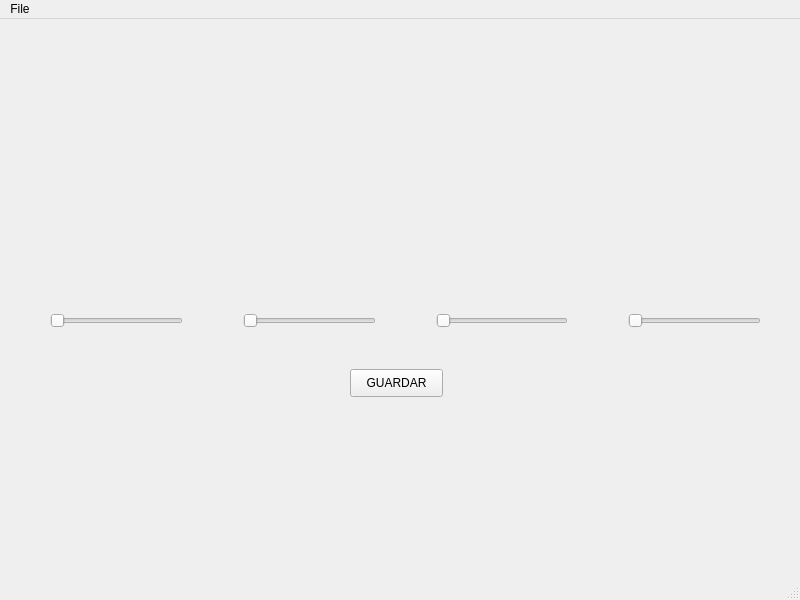
Above: PROYECTOFINAL/INTERFAZ/PROYECTO_BRAZO.ui from GAFong/LAB_MICROS before the change. Below: the same form after it.
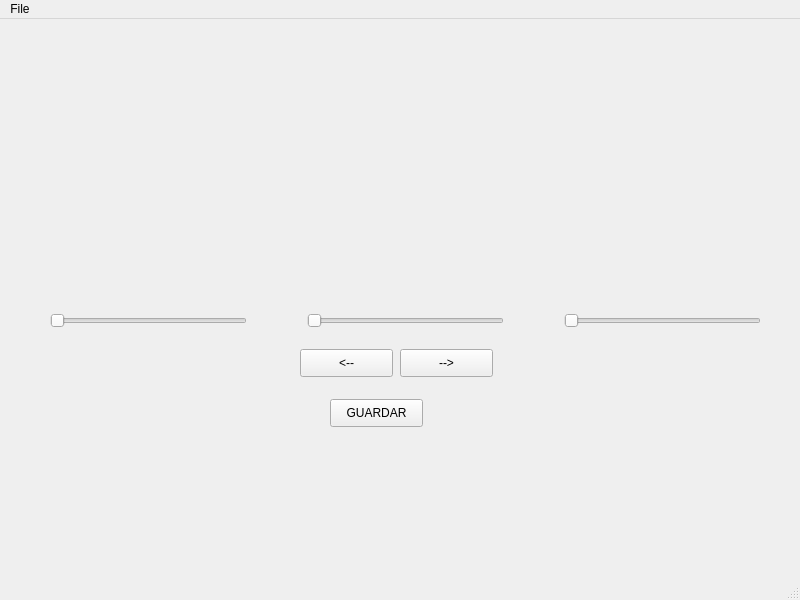
That is the form after the change.

What changed in the file:
```diff
--- a/PROYECTOFINAL/INTERFAZ/PROYECTO_BRAZO.ui
+++ b/PROYECTOFINAL/INTERFAZ/PROYECTO_BRAZO.ui
@@ -17,8 +17,8 @@
    <widget class="QPushButton" name="GUARDAR">
     <property name="geometry">
      <rect>
-      <x>350</x>
-      <y>350</y>
+      <x>330</x>
+      <y>380</y>
       <width>93</width>
       <height>28</height>
      </rect>
@@ -27,7 +27,7 @@
      <string>GUARDAR</string>
     </property>
    </widget>
-   <widget class="QWidget" name="">
+   <widget class="QWidget" name="layoutWidget">
     <property name="geometry">
      <rect>
       <x>50</x>
@@ -70,18 +70,34 @@
        </property>
       </widget>
      </item>
-     <item>
-      <widget class="QSlider" name="Base">
-       <property name="maximum">
-        <number>9</number>
-       </property>
-       <property name="orientation">
-        <enum>Qt::Horizontal</enum>
-       </property>
-      </widget>
-     </item>
     </layout>
    </widget>
+   <widget class="QPushButton" name="RotD">
+    <property name="geometry">
+     <rect>
+      <x>400</x>
+      <y>330</y>
+      <width>93</width>
+      <height>28</height>
+     </rect>
+    </property>
+    <property name="text">
+     <string>--&gt;</string>
+    </property>
+   </widget>
+   <widget class="QPushButton" name="RotI">
+    <property name="geometry">
+     <rect>
+      <x>300</x>
+      <y>330</y>
+      <width>93</width>
+      <height>28</height>
+     </rect>
+    </property>
+    <property name="text">
+     <string>&lt;--</string>
+    </property>
+   </widget>
   </widget>
   <widget class="QMenuBar" name="menubar">
    <property name="geometry">
```
